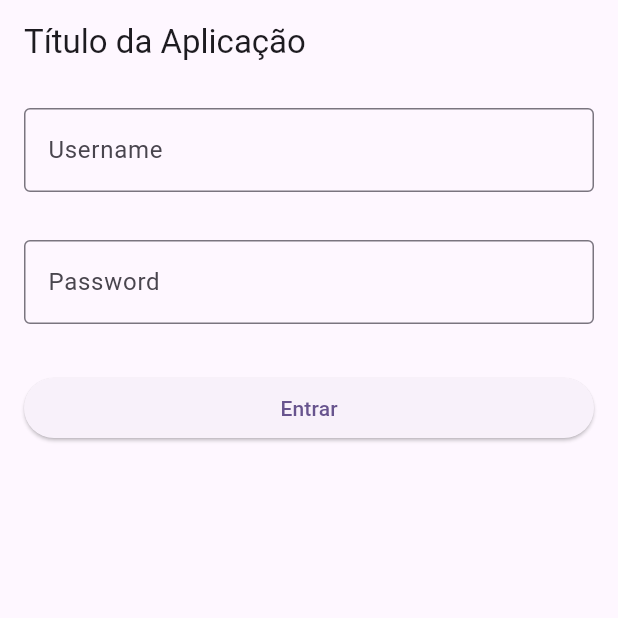
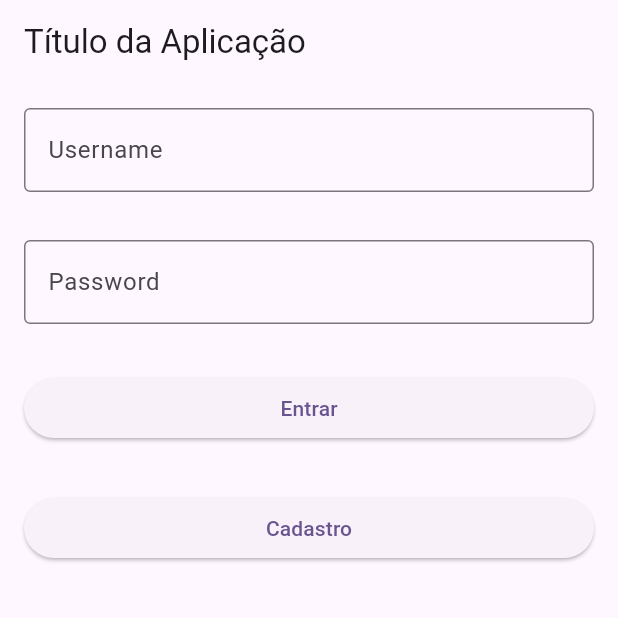
Before and after one commit to sergiosvieira/login, a Flutter app: the screen it shows after launch, on a phone screen of 412 x 824 dp, the top half of it. Run offline on Flutter 3.47's test engine with Material 2 defaults, Android fonts, the phone set to English and light mode, and no system bars.

Commit message:
Cadastro de novos usuários

```diff
--- a/lib/main.dart
+++ b/lib/main.dart
@@ -1,5 +1,6 @@
 import 'package:flutter/material.dart';
 import 'package:login/screens/login.dart';
+import 'package:login/screens/new_user.dart';
 
 void main() {
   runApp(const MyApp());
@@ -15,9 +16,10 @@ class MyApp extends StatelessWidget {
     return MaterialApp(
       initialRoute: '/',
       routes: {
-        '/home': (context) => Center(
-              child: const Text("Seja bem-vindo"),
-            )
+        '/home': (context) => const Center(
+              child: Text("Seja bem-vindo"),
+            ),
+        '/newuser': (context) => Scaffold(appBar: AppBar(), body: NewUser()),
       },
       debugShowCheckedModeBanner: false,
       title: loginTitle,
--- a/lib/screens/login.dart
+++ b/lib/screens/login.dart
@@ -75,6 +75,15 @@ class _LoginState extends State<Login> {
                   }
                 },
                 child: const Text("Entrar")),
+          ),
+          Padding(
+            padding: EdgeInsets.all(16.0),
+            child: ElevatedButton(
+              onPressed: () {
+                Navigator.pushNamed(context, '/newuser');
+              },
+              child: Text("Cadastro"),
+            ),
           )
         ],
       ),
```
Also changed, not shown: lib/entities/user.dart (+9 -0 lines), lib/login_client.dart (+7 -0 lines), lib/screens/new_user.dart (added, +73 -0 lines), 1 other file.
